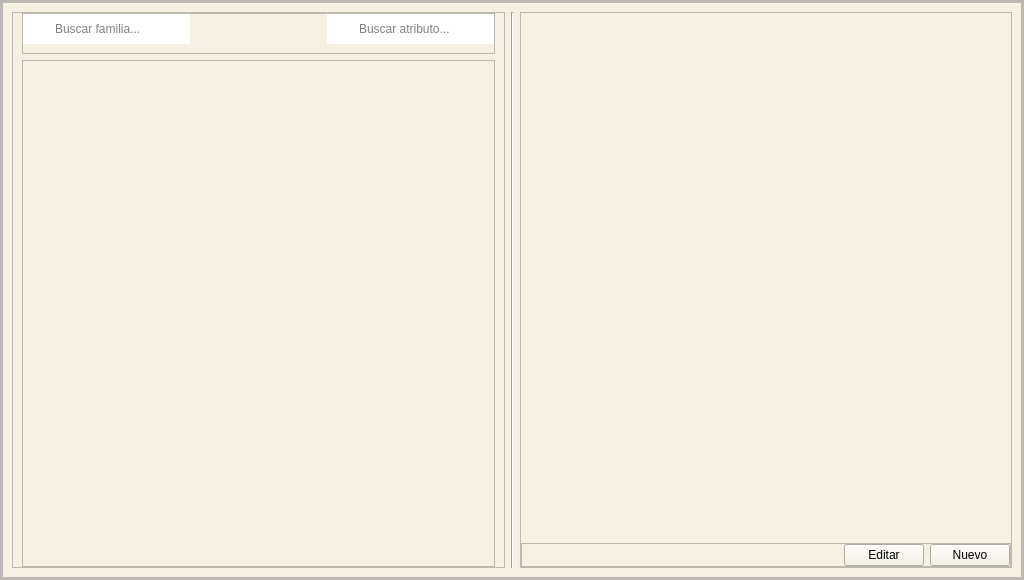
The window that src/ui_files/family_atributes_window_view.ui (Stepaniuk-Matias/ProABAD) describes before a commit, drawn with Qt 5.
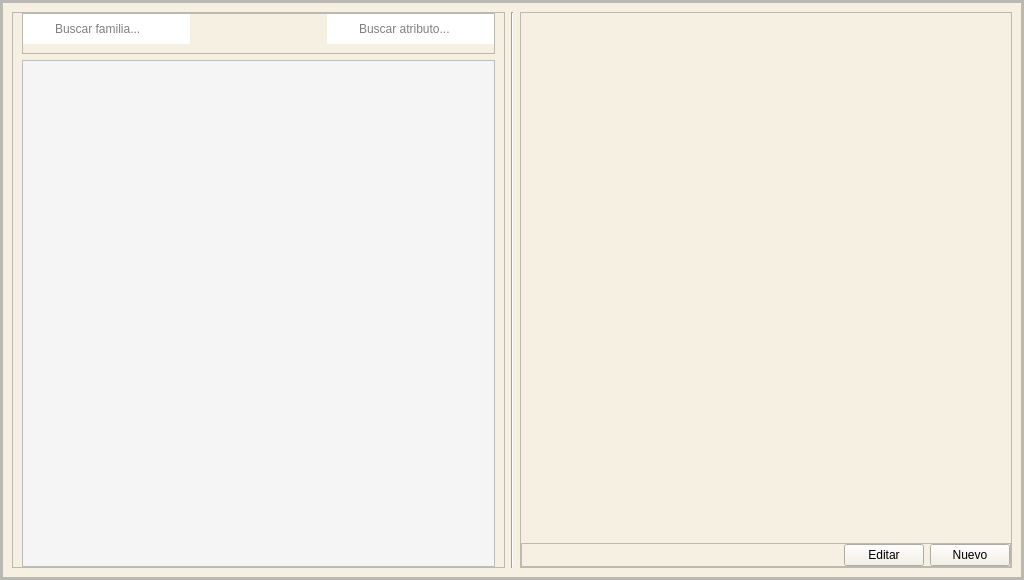
The same window after the commit. Icons and pictures are not drawn.

Commit message: se implementa el estilo y comportamiento del QTreeView en la vista de atributos familiares

```diff
--- a/src/ui_files/family_atributes_window_view.ui
+++ b/src/ui_files/family_atributes_window_view.ui
@@ -258,7 +258,45 @@
                 </widget>
                </item>
                <item>
-                <widget class="QTreeView" name="tree_view"/>
+                <widget class="QTreeView" name="tree_view">
+                 <property name="styleSheet">
+                  <string notr="true">QTreeView {
+    background-color: #f5f5f5;
+    alternate-background-color: #e6e6e6;
+    show-decoration-selected: 1;
+	gridline-color: #cccccc;
+}
+QTreeView::item {
+	border: 1px solid #b0b0b0;
+    padding: 4px;
+}
+QTreeView::item:selected {
+    background-color: #0078d7;
+    color: white;
+}
+QHeaderView::section {
+    background-color: #95c1e8;
+    padding: 4px;
+    border: 1px solid #004b8d;
+}
+</string>
+                 </property>
+                 <property name="alternatingRowColors">
+                  <bool>true</bool>
+                 </property>
+                 <property name="uniformRowHeights">
+                  <bool>true</bool>
+                 </property>
+                 <property name="sortingEnabled">
+                  <bool>true</bool>
+                 </property>
+                 <property name="animated">
+                  <bool>true</bool>
+                 </property>
+                 <property name="allColumnsShowFocus">
+                  <bool>false</bool>
+                 </property>
+                </widget>
                </item>
               </layout>
              </widget>
```
The commit also changes 3 other files.
